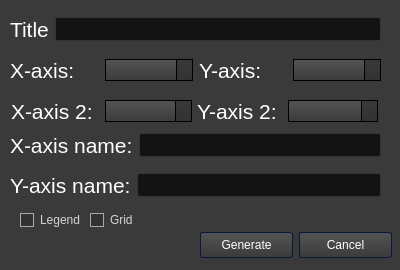
This is Qt_Designer/plotchartdialog.ui in bb305496/CSV_Weather_Dashboard as Qt 5 draws it before an edit. The edited form follows.
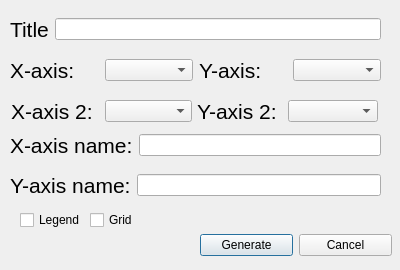
This is the edited form. Icons and pictures are not drawn.

Commit message: Add to menu bar colorTheme

What changed in the file:
```diff
--- a/Qt_Designer/plotchartdialog.ui
+++ b/Qt_Designer/plotchartdialog.ui
@@ -30,994 +30,7 @@
     <normaloff>../Icons/line_axis_100dp_5985E1_FILL0_wght400_GRAD0_opsz48.png</normaloff>../Icons/line_axis_100dp_5985E1_FILL0_wght400_GRAD0_opsz48.png</iconset>
   </property>
   <property name="styleSheet">
-   <string notr="true">/*Copyright (c) DevSec Studio. All rights reserved.
-
-MIT License
-
-Permission is hereby granted, free of charge, to any person obtaining a copy
-of this software and associated documentation files (the &quot;Software&quot;), to deal
-in the Software without restriction, including without limitation the rights
-to use, copy, modify, merge, publish, distribute, sublicense, and/or sell
-copies of the Software, and to permit persons to whom the Software is
-furnished to do so, subject to the following conditions:
-
-The above copyright notice and this permission notice shall be included in all
-copies or substantial portions of the Software.
-
-THE SOFTWARE IS PROVIDED *AS IS*, WITHOUT WARRANTY OF ANY KIND, EXPRESS OR
-IMPLIED, INCLUDING BUT NOT LIMITED TO THE WARRANTIES OF MERCHANTABILITY,
-FITNESS FOR A PARTICULAR PURPOSE AND NONINFRINGEMENT. IN NO EVENT SHALL THE
-AUTHORS OR COPYRIGHT HOLDERS BE LIABLE FOR ANY CLAIM, DAMAGES OR OTHER
-LIABILITY, WHETHER IN AN ACTION OF CONTRACT, TORT OR OTHERWISE, ARISING FROM,
-OUT OF OR IN CONNECTION WITH THE SOFTWARE OR THE USE OR OTHER DEALINGS IN THE SOFTWARE.
-*/
-
-/*-----QWidget-----*/
-QWidget
-{
-	background-color: #3a3a3a;
-	color: #fff;
-	selection-background-color: #b78620;
-	selection-color: #000;
-
-}
-
-
-/*-----QLabel-----*/
-QLabel
-{
-	background-color: transparent;
-	color: #fff;
-
-}
-
-
-/*-----QMenuBar-----*/
-QMenuBar 
-{
-	background-color: qlineargradient(spread:repeat, x1:1, y1:0, x2:1, y2:1, stop:0 rgba(57, 57, 57, 255),stop:1 rgba(50, 50, 50, 255));
-	border: 1px solid #000;
-	color: #fff;
-
-}
-
-
-QMenuBar::item 
-{
-	background-color: transparent;
-
-}
-
-
-QMenuBar::item:selected 
-{
-	background-color: rgba(183, 134, 32, 20%);
-	border: 1px solid #b78620;
-	color: #fff;
-
-}
-
-
-QMenuBar::item:pressed 
-{
-	background-color: rgb(183, 134, 32);
-	border: 1px solid #b78620;
-	color: #fff;
-
-}
-
-
-/*-----QMenu-----*/
-QMenu
-{
-    background-color: qlineargradient(spread:repeat, x1:1, y1:0, x2:1, y2:1, stop:0 rgba(57, 57, 57, 255),stop:1 rgba(50, 50, 50, 255));
-    border: 1px solid #222;
-    padding: 4px;
-	color: #fff;
-
-}
-
-
-QMenu::item
-{
-    background-color: transparent;
-    padding: 2px 20px 2px 20px;
-
-}
-
-
-QMenu::separator
-{
-   	background-color: rgb(183, 134, 32);
-	height: 1px;
-
-}
-
-
-QMenu::item:disabled
-{
-    color: #555;
-    background-color: transparent;
-    padding: 2px 20px 2px 20px;
-
-}
-
-
-QMenu::item:selected
-{
-	background-color: rgba(183, 134, 32, 20%);
-	border: 1px solid #b78620;
-	color: #fff;
-
-}
-
-
-/*-----QToolBar-----*/
-QToolBar
-{
-	background-color: qlineargradient(spread:repeat, x1:1, y1:0, x2:1, y2:1, stop:0 rgba(69, 69, 69, 255),stop:1 rgba(58, 58, 58, 255));
-	border-top: none;
-	border-bottom: 1px solid #4f4f4f;
-	border-left: 1px solid #4f4f4f;
-	border-right: 1px solid #4f4f4f;
-
-}
-
-
-QToolBar::separator
-{
-	background-color: #2e2e2e;
-	width: 1px;
-
-}
-
-
-/*-----QToolButton-----*/
-QToolButton 
-{
-	background-color: transparent;
-	color: #fff;
-	padding: 5px;
-	padding-left: 8px;
-	padding-right: 8px;
-	margin-left: 1px;
-}
-
-
-QToolButton:hover
-{
-	background-color: rgba(183, 134, 32, 20%);
-	border: 1px solid #b78620;
-	color: #fff;
-	
-}
-
-
-QToolButton:pressed
-{
-	background-color: qlineargradient(spread:repeat, x1:1, y1:0, x2:1, y2:1, stop:0 rgba(57, 57, 57, 255),stop:1 rgba(50, 50, 50, 255));
-	border: 1px solid #b78620;
-
-}
-
-
-QToolButton:checked
-{
-	background-color: qlineargradient(spread:repeat, x1:1, y1:0, x2:1, y2:1, stop:0 rgba(57, 57, 57, 255),stop:1 rgba(50, 50, 50, 255));
-	border: 1px solid #222;
-}
-
-
-/*-----QPushButton-----*/
-QPushButton
-{
-	background-color: qlineargradient(spread:repeat, x1:1, y1:0, x2:1, y2:1, stop:0 rgba(84, 84, 84, 255),stop:1 rgba(59, 59, 59, 255));
-	color: #ffffff;
-	min-width: 80px;
-	border-style: solid;
-	border-width: 1px;
-	border-radius: 3px;
-	border-color: #051a39;
-	padding: 5px;
-
-}
-
-
-QPushButton::flat
-{
-	background-color: transparent;
-	border: none;
-	color: #fff;
-
-}
-
-
-QPushButton::disabled
-{
-	background-color: #404040;
-	color: #656565;
-	border-color: #051a39;
-
-}
-
-
-QPushButton::hover
-{
-	background-color: rgba(183, 134, 32, 20%);
-	border: 1px solid #b78620;
-
-}
-
-
-QPushButton::pressed
-{
-	background-color: qlineargradient(spread:repeat, x1:1, y1:0, x2:1, y2:1, stop:0 rgba(74, 74, 74, 255),stop:1 rgba(49, 49, 49, 255));
-	border: 1px solid #b78620;
-
-}
-
-
-QPushButton::checked
-{
-	background-color: qlineargradient(spread:repeat, x1:1, y1:0, x2:1, y2:1, stop:0 rgba(74, 74, 74, 255),stop:1 rgba(49, 49, 49, 255));
-	border: 1px solid #222;
-
-}
-
-
-/*-----QLineEdit-----*/
-QLineEdit
-{
-	background-color: #131313;
-	color : #eee;
-	border: 1px solid #343434;
-	border-radius: 2px;
-	padding: 3px;
-	padding-left: 5px;
-
-}
-
-
-/*-----QPlainTExtEdit-----*/
-QPlainTextEdit
-{
-	background-color: #131313;
-	color : #eee;
-	border: 1px solid #343434;
-	border-radius: 2px;
-	padding: 3px;
-	padding-left: 5px;
-
-}
-
-
-/*-----QTabBar-----*/
-QTabBar::tab
-{
-	background-color: qlineargradient(spread:repeat, x1:1, y1:0, x2:1, y2:1, stop:0 rgba(84, 84, 84, 255),stop:1 rgba(59, 59, 59, 255));
-	color: #ffffff;
-	border-style: solid;
-	border-width: 1px;
-	border-color: #666;
-	border-bottom: none;
-	padding: 5px;
-	padding-left: 15px;
-	padding-right: 15px;
-
-}
-
-
-QTabWidget::pane 
-{
-	background-color: red;
-	border: 1px solid #666;
-	top: 1px;
-
-}
-
-
-QTabBar::tab:last
-{
-	margin-right: 0; 
-
-}
-
-
-QTabBar::tab:first:!selected
-{
-	background-color: #0c0c0d;
-	margin-left: 0px;
-
-}
-
-
-QTabBar::tab:!selected
-{
-	color: #b1b1b1;
-	border-bottom-style: solid;
-	background-color: #0c0c0d;
-
-}
-
-
-QTabBar::tab:selected
-{
-	margin-bottom: 0px;
-
-}
-
-
-QTabBar::tab:!selected:hover
-{
-	border-top-color: #b78620;
-
-}
-
-
-/*-----QComboBox-----*/
-QComboBox
-{
-    background-color: qlineargradient(spread:repeat, x1:1, y1:0, x2:1, y2:1, stop:0 rgba(84, 84, 84, 255),stop:1 rgba(59, 59, 59, 255));
-    border: 1px solid #000;
-    padding-left: 6px;
-    color: #ffffff;
-    height: 20px;
-
-}
-
-
-QComboBox::disabled
-{
-	background-color: #404040;
-	color: #656565;
-	border-color: #051a39;
-
-}
-
-
-QComboBox:on
-{
-    background-color: #b78620;
-	color: #000;
-
-}
-
-
-QComboBox QAbstractItemView
-{
-    background-color: #383838;
-    color: #ffffff;
-    border: 1px solid black;
-    selection-background-color: #b78620;
-    outline: 0;
-
-}
-
-
-QComboBox::drop-down
-{
-	background-color: qlineargradient(spread:repeat, x1:1, y1:0, x2:1, y2:1, stop:0 rgba(57, 57, 57, 255),stop:1 rgba(50, 50, 50, 255));
-    subcontrol-origin: padding;
-    subcontrol-position: top right;
-    width: 15px;
-    border-left-width: 1px;
-    border-left-color: black;
-    border-left-style: solid; 
-
-}
-
-
-QComboBox::down-arrow
-{
-    image: url(://arrow-down.png);
-    width: 8px;
-    height: 8px;
-}
-
-
-/*-----QSpinBox &amp; QDateTimeEdit-----*/
-QSpinBox,
-QDateTimeEdit 
-{
-    background-color: #131313;
-	color : #eee;
-	border: 1px solid #343434;
-	padding: 3px;
-	padding-left: 5px;
-    border-radius : 2px;
-
-}
-
-
-QSpinBox::up-button, 
-QDateTimeEdit::up-button
-{
-	border-top-right-radius:2px;
-	background-color: #777777;
-    width: 16px; 
-    border-width: 1px;
-
-}
-
-
-QSpinBox::up-button:hover, 
-QDateTimeEdit::up-button:hover
-{
-	background-color: #585858;
-
-}
-
-
-QSpinBox::up-button:pressed, 
-QDateTimeEdit::up-button:pressed
-{
-	background-color: #252525;
-    width: 16px; 
-    border-width: 1px;
-
-}
-
-
-QSpinBox::up-arrow,
-QDateTimeEdit::up-arrow
-{
-    image: url(://arrow-up.png);
-    width: 7px;
-    height: 7px;
-
-}
-
-
-QSpinBox::down-button, 
-QDateTimeEdit::down-button
-{
-	border-bottom-right-radius:2px;
-	background-color: #777777;
-    width: 16px; 
-    border-width: 1px;
-
-}
-
-
-QSpinBox::down-button:hover, 
-QDateTimeEdit::down-button:hover
-{
-	background-color: #585858;
-
-}
-
-
-QSpinBox::down-button:pressed, 
-QDateTimeEdit::down-button:pressed
-{
-	background-color: #252525;
-    width: 16px; 
-    border-width: 1px;
-
-}
-
-
-QSpinBox::down-arrow,
-QDateTimeEdit::down-arrow
-{
-    image: url(://arrow-down.png);
-    width: 7px;
-    height: 7px;
-
-}
-
-
-/*-----QGroupBox-----*/
-QGroupBox 
-{
-    border: 1px solid;
-    border-color: #666666;
-	border-radius: 5px;
-    margin-top: 20px;
-
-}
-
-
-QGroupBox::title  
-{
-    background-color: transparent;
-    color: #eee;
-    subcontrol-origin: margin;
-    padding: 5px;
-	border-top-left-radius: 3px;
-	border-top-right-radius: 3px;
-
-}
-
-
-/*-----QHeaderView-----*/
-QHeaderView::section
-{
-    background-color: qlineargradient(spread:repeat, x1:1, y1:0, x2:1, y2:1, stop:0 rgba(60, 60, 60, 255),stop:1 rgba(50, 50, 50, 255));
-	border: 1px solid #000;
-    color: #fff;
-    text-align: left;
-	padding: 4px;
-	
-}
-
-
-QHeaderView::section:disabled
-{
-    background-color: #525251;
-    color: #656565;
-
-}
-
-
-QHeaderView::section:checked
-{
-    background-color: qlineargradient(spread:repeat, x1:1, y1:0, x2:1, y2:1, stop:0 rgba(60, 60, 60, 255),stop:1 rgba(50, 50, 50, 255));
-    color: #fff;
-
-}
-
-
-QHeaderView::section::vertical::first,
-QHeaderView::section::vertical::only-one
-{
-    border-top: 1px solid #353635;
-
-}
-
-
-QHeaderView::section::vertical
-{
-    border-top: 1px solid #353635;
-
-}
-
-
-QHeaderView::section::horizontal::first,
-QHeaderView::section::horizontal::only-one
-{
-    border-left: 1px solid #353635;
-
-}
-
-
-QHeaderView::section::horizontal
-{
-    border-left: 1px solid #353635;
-
-}
-
-
-QTableCornerButton::section
-{
-    background-color: qlineargradient(spread:repeat, x1:1, y1:0, x2:1, y2:1, stop:0 rgba(60, 60, 60, 255),stop:1 rgba(50, 50, 50, 255));
-	border: 1px solid #000;
-    color: #fff;
-
-}
-
-
-/*-----QTreeWidget-----*/
-QTreeView
-{
-	show-decoration-selected: 1;
-	alternate-background-color: #3a3a3a;
-	selection-color: #fff;
-	background-color: #2d2d2d;
-	border: 1px solid gray;
-	padding-top : 5px;
-	color: #fff;
-	font: 8pt;
-
-}
-
-
-QTreeView::item:selected
-{
-	color:#fff;
-	background-color: #b78620;
-	border-radius: 0px;
-
-}
-
-
-QTreeView::item:!selected:hover
-{
-    background-color: #262626;
-    border: none;
-    color: white;
-
-}
-
-
-QTreeView::branch:has-children:!has-siblings:closed,
-QTreeView::branch:closed:has-children:has-siblings 
-{
-	image: url(://tree-closed.png);
-
-}
-
-
-QTreeView::branch:open:has-children:!has-siblings,
-QTreeView::branch:open:has-children:has-siblings  
-{
-	image: url(://tree-open.png);
-
-}
-
-
-/*-----QListView-----*/
-QListView 
-{
-	background-color: qlineargradient(spread:repeat, x1:1, y1:0, x2:1, y2:1, stop:0 rgba(83, 83, 83, 255),stop:0.293269 rgba(81, 81, 81, 255),stop:0.634615 rgba(79, 79, 79, 255),stop:1 rgba(83, 83, 83, 255));
-    border : none;
-    color: white;
-    show-decoration-selected: 1; 
-    outline: 0;
-	border: 1px solid gray;
-
-}
-
-
-QListView::disabled 
-{
-	background-color: #656565;
-	color: #1b1b1b;
-    border: 1px solid #656565;
-
-}
-
-
-QListView::item 
-{
-	background-color: #2d2d2d;
-    padding: 1px;
-
-}
-
-
-QListView::item:alternate 
-{
-    background-color: #3a3a3a;
-
-}
-
-
-QListView::item:selected 
-{
-	background-color: #b78620;
-	border: 1px solid #b78620;
-	color: #fff;
-
-}
-
-
-QListView::item:selected:!active 
-{
-	background-color: #b78620;
-	border: 1px solid #b78620;
-	color: #fff;
-
-}
-
-
-QListView::item:selected:active 
-{
-	background-color: #b78620;
-	border: 1px solid #b78620;
-	color: #fff;
-
-}
-
-
-QListView::item:hover {
-    background-color: #262626;
-    border: none;
-    color: white;
-
-}
-
-
-/*-----QCheckBox-----*/
-QCheckBox
-{
-	background-color: transparent;
-    color: lightgray;
-	border: none;
-
-}
-
-
-QCheckBox::indicator
-{
-    background-color: #323232;
-    border: 1px solid darkgray;
-    width: 12px;
-    height: 12px;
-
-}
-
-
-QCheckBox::indicator:checked
-{
-    image:url(&quot;./ressources/check.png&quot;);
-	background-color: #b78620;
-    border: 1px solid #3a546e;
-
-}
-
-
-QCheckBox::indicator:unchecked:hover
-{
-	border: 1px solid #b78620; 
-
-}
-
-
-QCheckBox::disabled
-{
-	color: #656565;
-
-}
-
-
-QCheckBox::indicator:disabled
-{
-	background-color: #656565;
-	color: #656565;
-    border: 1px solid #656565;
-
-}
-
-
-/*-----QRadioButton-----*/
-QRadioButton 
-{
-	color: lightgray;
-	background-color: transparent;
-
-}
-
-
-QRadioButton::indicator::unchecked:hover 
-{
-	background-color: lightgray;
-	border: 2px solid #b78620;
-	border-radius: 6px;
-}
-
-
-QRadioButton::indicator::checked 
-{
-	border: 2px solid #b78620;
-	border-radius: 6px;
-	background-color: rgba(183,134,32,20%);  
-	width: 9px; 
-	height: 9px; 
-
-}
-
-
-/*-----QSlider-----*/
-QSlider::groove:horizontal 
-{
-	background-color: transparent;
-	height: 3px;
-
-}
-
-
-QSlider::sub-page:horizontal 
-{
-	background-color: #b78620;
-
-}
-
-
-QSlider::add-page:horizontal 
-{
-	background-color: #131313;
-
-}
-
-
-QSlider::handle:horizontal 
-{
-	background-color: #b78620;
-	width: 14px;
-	margin-top: -6px;
-	margin-bottom: -6px;
-	border-radius: 6px;
-
-}
-
-
-QSlider::handle:horizontal:hover 
-{
-	background-color: #d89e25;
-	border-radius: 6px;
-
-}
-
-
-QSlider::sub-page:horizontal:disabled 
-{
-	background-color: #bbb;
-	border-color: #999;
-
-}
-
-
-QSlider::add-page:horizontal:disabled 
-{
-	background-color: #eee;
-	border-color: #999;
-
-}
-
-
-QSlider::handle:horizontal:disabled 
-{
-	background-color: #eee;
-	border: 1px solid #aaa;
-	border-radius: 3px;
-
-}
-
-
-/*-----QScrollBar-----*/
-QScrollBar:horizontal
-{
-    border: 1px solid #222222;
-    background-color: #3d3d3d;
-    height: 15px;
-    margin: 0px 16px 0 16px;
-
-}
-
-
-QScrollBar::handle:horizontal
-{
-	background-color: qlineargradient(spread:repeat, x1:1, y1:0, x2:1, y2:1, stop:0 rgba(97, 97, 97, 255),stop:1 rgba(90, 90, 90, 255));
-	border: 1px solid #2d2d2d;
-    min-height: 20px;
-
-}
-
-
-QScrollBar::add-line:horizontal
-{
-	background-color: qlineargradient(spread:repeat, x1:1, y1:0, x2:1, y2:1, stop:0 rgba(97, 97, 97, 255),stop:1 rgba(90, 90, 90, 255));
-	border: 1px solid #2d2d2d;
-    width: 15px;
-    subcontrol-position: right;
-    subcontrol-origin: margin;
-
-}
-
-
-QScrollBar::sub-line:horizontal
-{
-	background-color: qlineargradient(spread:repeat, x1:1, y1:0, x2:1, y2:1, stop:0 rgba(97, 97, 97, 255),stop:1 rgba(90, 90, 90, 255));
-	border: 1px solid #2d2d2d;
-    width: 15px;
-    subcontrol-position: left;
-    subcontrol-origin: margin;
-
-}
-
-
-QScrollBar::right-arrow:horizontal
-{
-    image: url(://arrow-right.png);
-    width: 6px;
-    height: 6px;
-
-}
-
-
-QScrollBar::left-arrow:horizontal
-{
-    image: url(://arrow-left.png);
-    width: 6px;
-    height: 6px;
-
-}
-
-
-QScrollBar::add-page:horizontal, QScrollBar::sub-page:horizontal
-{
-    background: none;
-
-}
-
-
-QScrollBar:vertical
-{
-    background-color: #3d3d3d;
-    width: 16px;
-	border: 1px solid #2d2d2d;
-    margin: 16px 0px 16px 0px;
-
-}
-
-
-QScrollBar::handle:vertical
-{
-    background-color: qlineargradient(spread:repeat, x1:1, y1:0, x2:1, y2:1, stop:0 rgba(97, 97, 97, 255),stop:1 rgba(90, 90, 90, 255));
-	border: 1px solid #2d2d2d;
-    min-height: 20px;
-
-}
-
-
-QScrollBar::add-line:vertical
-{
-	background-color: qlineargradient(spread:repeat, x1:1, y1:0, x2:1, y2:1, stop:0 rgba(97, 97, 97, 255),stop:1 rgba(90, 90, 90, 255));
-	border: 1px solid #2d2d2d;
-    height: 15px;
-    subcontrol-position: bottom;
-    subcontrol-origin: margin;
-
-}
-
-
-QScrollBar::sub-line:vertical
-{
-	background-color: qlineargradient(spread:repeat, x1:1, y1:0, x2:1, y2:1, stop:0 rgba(97, 97, 97, 255),stop:1 rgba(90, 90, 90, 255));
-	border: 1px solid #2d2d2d;
-    height: 15px;
-    subcontrol-position: top;
-    subcontrol-origin: margin;
-
-}
-
-
-QScrollBar::up-arrow:vertical
-{
-    image: url(://arrow-up.png);
-    width: 6px;
-    height: 6px;
-
-}
-
-
-QScrollBar::down-arrow:vertical
-{
-    image: url(://arrow-down.png);
-    width: 6px;
-    height: 6px;
-
-}
-
-
-QScrollBar::add-page:vertical, QScrollBar::sub-page:vertical
-{
-    background: none;
-
-}
-
-
-/*-----QProgressBar-----*/
-QProgressBar
-{
-    border: 1px solid #666666;
-    text-align: center;
-	color: #000;
-	font-weight: bold;
-
-}
-
-
-QProgressBar::chunk
-{
-    background-color: #b78620;
-    width: 30px;
-    margin: 0.5px;
-
-}
-
-</string>
+   <string notr="true"/>
   </property>
   <widget class="QWidget" name="layoutWidget">
    <property name="geometry">
```
The commit also changes 13 other files.
